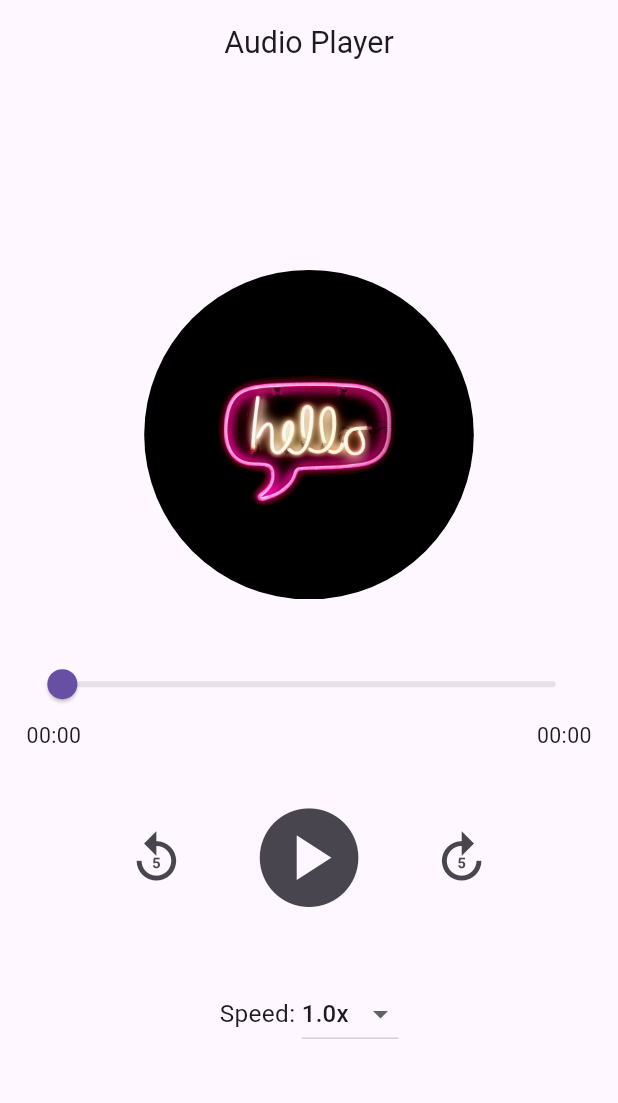
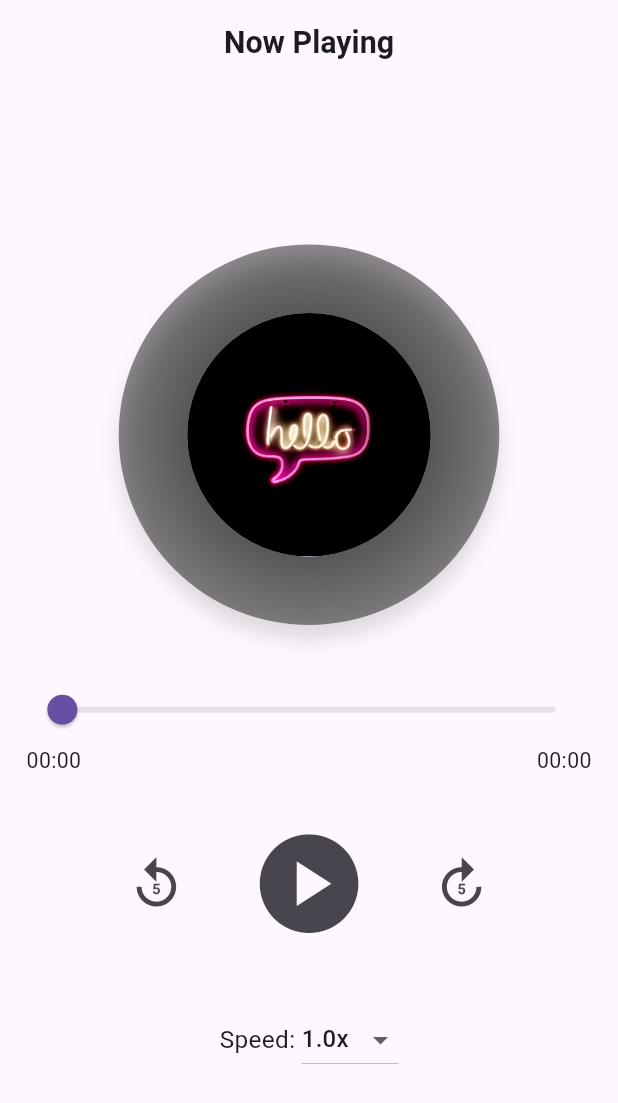
Before and after one commit to RohanBudhathoki/musicapp, a Flutter app: the screen it shows after launch, on a phone screen of 412 x 824 dp. Shown: the top 1103 px of the screen. Run offline on Flutter 3.47's test engine with Material 3 defaults, Android fonts, the phone set to English and light mode, and no system bars; our stand-ins replace flutter_mobx, flutter_screenutil, get_it, injectable, just_audio, mobx; generated files the repository leaves out were written again.

Commit message:
UI changes

```diff
--- a/lib/features/musicplayer/presentation/ui/music_player.dart
+++ b/lib/features/musicplayer/presentation/ui/music_player.dart
@@ -31,7 +31,10 @@ class _AudioPlayerScreenState extends State<AudioPlayerScreen> {
   Widget build(BuildContext context) {
     return Scaffold(
       appBar: AppBar(
-        title: Text('Audio Player', style: TextStyle(fontSize: 20.sp)),
+        title: Text(
+          'Now Playing',
+          style: TextStyle(fontSize: 20.sp, fontWeight: FontWeight.bold),
+        ),
         centerTitle: true,
       ),
       body: Padding(
@@ -46,13 +49,31 @@ class _AudioPlayerScreenState extends State<AudioPlayerScreen> {
                         ? 'assets/png/welcome.png'
                         : 'assets/png/shape_of_you_cover.png';
 
-                return ClipOval(
-                  child: Image.asset(
-                    imagePath,
-                    width: 200.w,
-                    height: 200.w,
-                    fit: BoxFit.cover,
-                  ),
+                return Stack(
+                  alignment: Alignment.center,
+                  children: [
+                    Container(
+                      height: 250.r,
+                      width: 250.r,
+                      decoration: const BoxDecoration(
+                        shape: BoxShape.circle,
+                        gradient: RadialGradient(
+                          colors: [Colors.black87, Colors.black45],
+                        ),
+                        boxShadow: [
+                          BoxShadow(
+                            color: Colors.black12,
+                            blurRadius: 10,
+                            offset: Offset(0, 10),
+                          ),
+                        ],
+                      ),
+                    ),
+                    CircleAvatar(
+                      radius: 80.r,
+                      backgroundImage: AssetImage(imagePath),
+                    ),
+                  ],
                 );
               },
             ),
```
